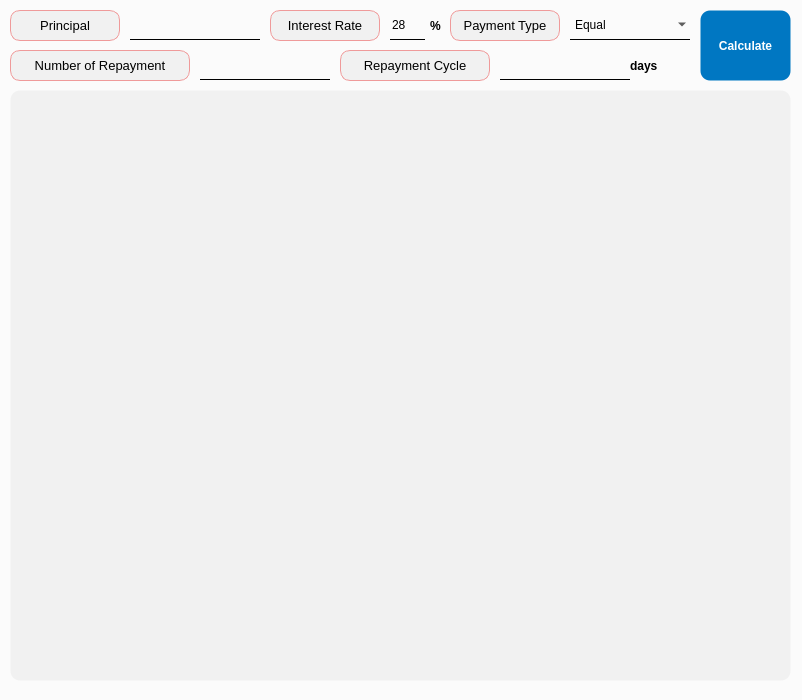
Qt form app/src/pages/registration/calculator.ui (DY-Microfinance-Customer-Management/dymf-algorithm) before a commit.
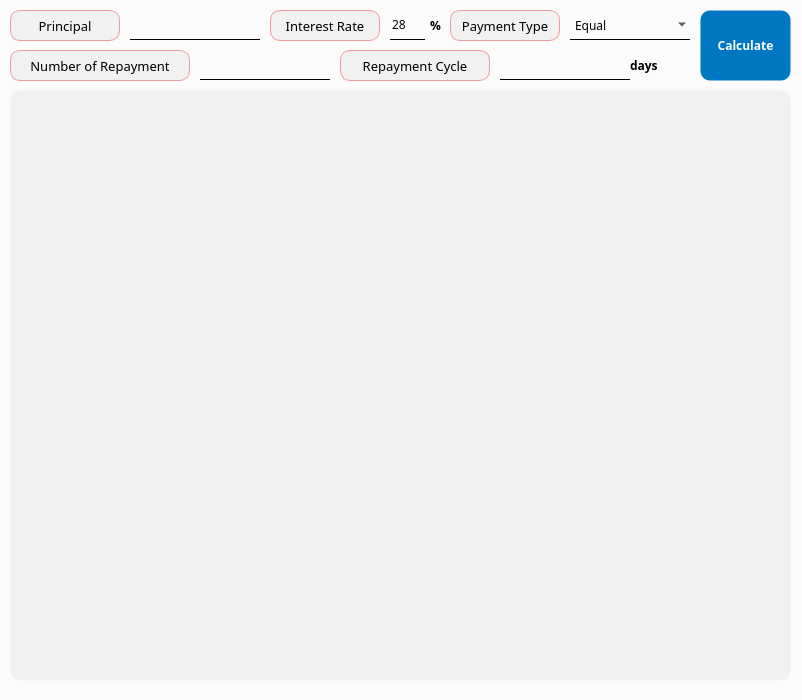
The same form after that commit.

```diff
--- a/app/src/pages/registration/calculator.ui
+++ b/app/src/pages/registration/calculator.ui
@@ -52,6 +52,7 @@
     </property>
     <property name="font">
      <font>
+      <family>Arial Black</family>
       <pointsize>10</pointsize>
      </font>
     </property>
@@ -93,6 +94,7 @@
     </property>
     <property name="font">
      <font>
+      <family>Arial Black</family>
       <pointsize>10</pointsize>
      </font>
     </property>
@@ -134,6 +136,7 @@
     </property>
     <property name="font">
      <font>
+      <family>Arial Black</family>
       <pointsize>10</pointsize>
      </font>
     </property>
@@ -175,6 +178,7 @@
     </property>
     <property name="font">
      <font>
+      <family>Arial Black</family>
       <pointsize>10</pointsize>
      </font>
     </property>
@@ -216,6 +220,7 @@
     </property>
     <property name="font">
      <font>
+      <family>Arial Black</family>
       <pointsize>10</pointsize>
      </font>
     </property>
@@ -272,6 +277,7 @@
     </property>
     <property name="font">
      <font>
+      <family>Arial Black</family>
       <weight>75</weight>
       <bold>true</bold>
      </font>
@@ -321,6 +327,11 @@
       <height>16777215</height>
      </size>
     </property>
+    <property name="font">
+     <font>
+      <family>Arial Black</family>
+     </font>
+    </property>
     <property name="styleSheet">
      <string notr="true">QLineEdit {
     border: none;
@@ -402,6 +413,7 @@
     </property>
     <property name="font">
      <font>
+      <family>Arial Black</family>
       <weight>75</weight>
       <bold>true</bold>
      </font>
@@ -434,6 +446,11 @@
       <height>30</height>
      </size>
     </property>
+    <property name="font">
+     <font>
+      <family>Arial Black</family>
+     </font>
+    </property>
     <property name="styleSheet">
      <string notr="true">QComboBox {
 	border: none;
@@ -565,6 +582,7 @@
     </property>
     <property name="font">
      <font>
+      <family>Arial Black</family>
       <weight>75</weight>
       <bold>true</bold>
      </font>
```
Left out of the diff: 29 changed lines with no effect on the pictures.
